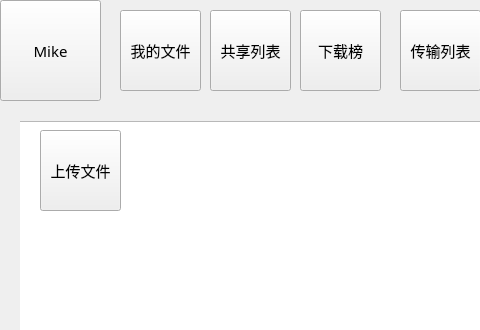
Before: the Qt Designer form main_disk.ui in yuexia-martin/cloud_disk, drawn with Qt 5; both pictures show x 0 to 480 and y 0 to 330 of the 1019 by 610 pixel window.
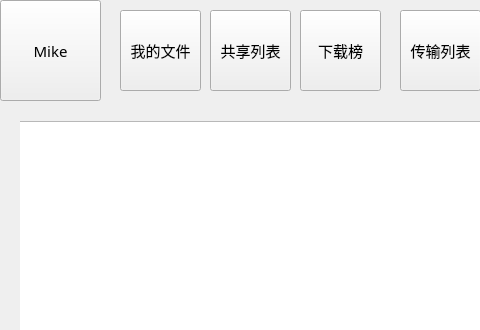
After: the same form once the commit is applied. Icons and pictures are not drawn.

Commit message: 获取文件列表和图标

What changed in the file:
```diff
--- a/main_disk.ui
+++ b/main_disk.ui
@@ -322,41 +322,6 @@
        </rect>
       </property>
      </widget>
-     <widget class="QToolButton" name="upload_btn">
-      <property name="geometry">
-       <rect>
-        <x>20</x>
-        <y>10</y>
-        <width>81</width>
-        <height>81</height>
-       </rect>
-      </property>
-      <property name="font">
-       <font>
-        <family>宋体</family>
-        <pointsize>11</pointsize>
-       </font>
-      </property>
-      <property name="styleSheet">
-       <string notr="true"/>
-      </property>
-      <property name="text">
-       <string>上传文件</string>
-      </property>
-      <property name="icon">
-       <iconset resource="image/images.qrc">
-        <normaloff>:/images/images/upload.png</normaloff>:/images/images/upload.png</iconset>
-      </property>
-      <property name="iconSize">
-       <size>
-        <width>50</width>
-        <height>50</height>
-       </size>
-      </property>
-      <property name="toolButtonStyle">
-       <enum>Qt::ToolButtonTextUnderIcon</enum>
-      </property>
-     </widget>
     </widget>
     <widget class="QWidget" name="page_2"/>
    </widget>
```
The commit also changes 8 other files.
